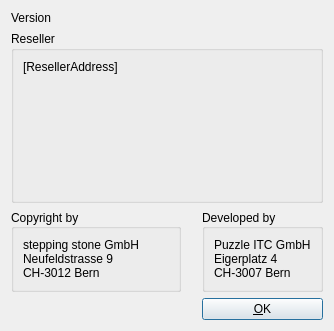
First picture: the form in src/gui/about_dialog.ui, repository stepping-stone/sepiola, before the edit.
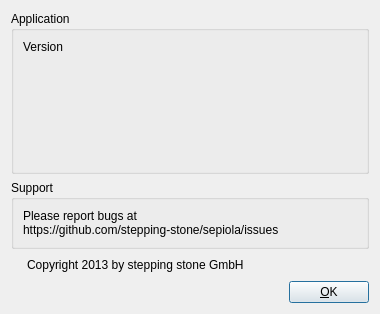
Second picture: the form after the edit. Icons and pictures are not drawn.

Commit message: About dialog redesigned

What changed in the file:
```diff
--- a/src/gui/about_dialog.ui
+++ b/src/gui/about_dialog.ui
@@ -9,8 +9,8 @@
    <rect>
     <x>0</x>
     <y>0</y>
-    <width>334</width>
-    <height>331</height>
+    <width>380</width>
+    <height>314</height>
    </rect>
   </property>
   <property name="sizePolicy">
@@ -29,17 +29,10 @@
    <bool>true</bool>
   </property>
   <layout class="QGridLayout">
-   <item row="0" column="0" colspan="2">
-    <widget class="QLabel" name="labelVersion">
-     <property name="text">
-      <string>Version</string>
-     </property>
-    </widget>
-   </item>
-   <item row="1" column="0" colspan="2">
+   <item row="0" column="0" colspan="3">
     <widget class="QGroupBox" name="groupBox1">
      <property name="sizePolicy">
-      <sizepolicy hsizetype="Expanding" vsizetype="Expanding">
+      <sizepolicy hsizetype="Expanding" vsizetype="Preferred">
        <horstretch>0</horstretch>
        <verstretch>0</verstretch>
       </sizepolicy>
@@ -51,14 +44,14 @@
       </size>
      </property>
      <property name="title">
-      <string>Reseller</string>
+      <string>Application</string>
      </property>
      <property name="checked">
       <bool>false</bool>
      </property>
      <layout class="QGridLayout">
       <item row="0" column="0">
-       <widget class="QLabel" name="labelReseller">
+       <widget class="QLabel" name="labelVersion">
         <property name="sizePolicy">
          <sizepolicy hsizetype="Expanding" vsizetype="Expanding">
           <horstretch>0</horstretch>
@@ -72,7 +65,7 @@
          </size>
         </property>
         <property name="text">
-         <string>[ResellerAddress]</string>
+         <string>Version</string>
         </property>
         <property name="alignment">
          <set>Qt::AlignLeading|Qt::AlignLeft|Qt::AlignTop</set>
@@ -98,7 +91,7 @@
      </layout>
     </widget>
    </item>
-   <item row="3" column="1">
+   <item row="5" column="2">
     <widget class="QPushButton" name="btnOk">
      <property name="sizePolicy">
       <sizepolicy hsizetype="Minimum" vsizetype="Fixed">
@@ -116,103 +109,81 @@
      </property>
     </widget>
    </item>
-   <item row="2" column="0">
-    <widget class="QGroupBox" name="groupBox2">
-     <property name="sizePolicy">
-      <sizepolicy hsizetype="Fixed" vsizetype="Fixed">
-       <horstretch>0</horstretch>
-       <verstretch>0</verstretch>
-      </sizepolicy>
-     </property>
-     <property name="maximumSize">
-      <size>
-       <width>170</width>
-       <height>87</height>
-      </size>
-     </property>
-     <property name="title">
-      <string>Copyright by</string>
-     </property>
-     <property name="alignment">
-      <set>Qt::AlignLeading|Qt::AlignLeft|Qt::AlignVCenter</set>
-     </property>
-     <layout class="QGridLayout">
-      <item row="0" column="1">
-       <widget class="QLabel" name="labelSteppingStone">
-        <property name="sizePolicy">
-         <sizepolicy hsizetype="MinimumExpanding" vsizetype="MinimumExpanding">
-          <horstretch>0</horstretch>
-          <verstretch>0</verstretch>
-         </sizepolicy>
-        </property>
-        <property name="text">
-         <string>stepping stone GmbH
-Neufeldstrasse 9
-CH-3012 Bern</string>
-        </property>
-        <property name="alignment">
-         <set>Qt::AlignBottom|Qt::AlignLeading|Qt::AlignLeft</set>
-        </property>
-       </widget>
-      </item>
-     </layout>
-    </widget>
-   </item>
-   <item row="2" column="1">
-    <widget class="QGroupBox" name="groupBox3">
-     <property name="sizePolicy">
-      <sizepolicy hsizetype="Fixed" vsizetype="Fixed">
-       <horstretch>0</horstretch>
-       <verstretch>0</verstretch>
-      </sizepolicy>
-     </property>
-     <property name="maximumSize">
-      <size>
-       <width>140</width>
-       <height>16777215</height>
-      </size>
-     </property>
-     <property name="title">
-      <string>Developed by</string>
-     </property>
-     <property name="alignment">
-      <set>Qt::AlignLeading|Qt::AlignLeft|Qt::AlignVCenter</set>
-     </property>
-     <layout class="QGridLayout">
-      <item row="0" column="0">
-       <widget class="QLabel" name="labelPuzzleITC">
-        <property name="sizePolicy">
-         <sizepolicy hsizetype="Expanding" vsizetype="Expanding">
-          <horstretch>0</horstretch>
-          <verstretch>0</verstretch>
-         </sizepolicy>
-        </property>
-        <property name="text">
-         <string>Puzzle ITC GmbH
-Eigerplatz 4
-CH-3007 Bern</string>
-        </property>
-        <property name="alignment">
-         <set>Qt::AlignLeading|Qt::AlignLeft|Qt::AlignTop</set>
-        </property>
-       </widget>
-      </item>
-     </layout>
-    </widget>
-   </item>
-   <item row="3" column="0">
+   <item row="5" column="0">
     <spacer>
      <property name="orientation">
       <enum>Qt::Horizontal</enum>
      </property>
+     <property name="sizeType">
+      <enum>QSizePolicy::Fixed</enum>
+     </property>
      <property name="sizeHint" stdset="0">
       <size>
-       <width>161</width>
+       <width>10</width>
        <height>20</height>
       </size>
      </property>
     </spacer>
    </item>
+   <item row="2" column="0" colspan="3">
+    <widget class="QGroupBox" name="groupBox">
+     <property name="title">
+      <string>Support</string>
+     </property>
+     <layout class="QGridLayout" name="gridLayout">
+      <item row="0" column="0">
+       <widget class="QLabel" name="labelSupport">
+        <property name="text">
+         <string>Please report bugs at
+https://github.com/stepping-stone/sepiola/issues</string>
+        </property>
+       </widget>
+      </item>
+     </layout>
+    </widget>
+   </item>
+   <item row="4" column="0">
+    <spacer name="horizontalSpacer">
+     <property name="orientation">
+      <enum>Qt::Horizontal</enum>
+     </property>
+     <property name="sizeType">
+      <enum>QSizePolicy::Fixed</enum>
+     </property>
+     <property name="sizeHint" stdset="0">
+      <size>
+       <width>10</width>
+       <height>20</height>
+      </size>
+     </property>
+    </spacer>
+   </item>
+   <item row="5" column="1">
+    <spacer name="horizontalSpacer_2">
+     <property name="orientation">
+      <enum>Qt::Horizontal</enum>
+     </property>
+     <property name="sizeHint" stdset="0">
+      <size>
+       <width>40</width>
+       <height>20</height>
+      </size>
+     </property>
+    </spacer>
+   </item>
+   <item row="4" column="1" colspan="2">
+    <widget class="QLabel" name="label">
+     <property name="sizePolicy">
+      <sizepolicy hsizetype="Expanding" vsizetype="Fixed">
+       <horstretch>0</horstretch>
+       <verstretch>0</verstretch>
+      </sizepolicy>
+     </property>
+     <property name="text">
+      <string>Copyright 2013 by stepping stone GmbH</string>
+     </property>
+    </widget>
+   </item>
   </layout>
  </widget>
  <resources>
```
The commit also changes 1 other file.
